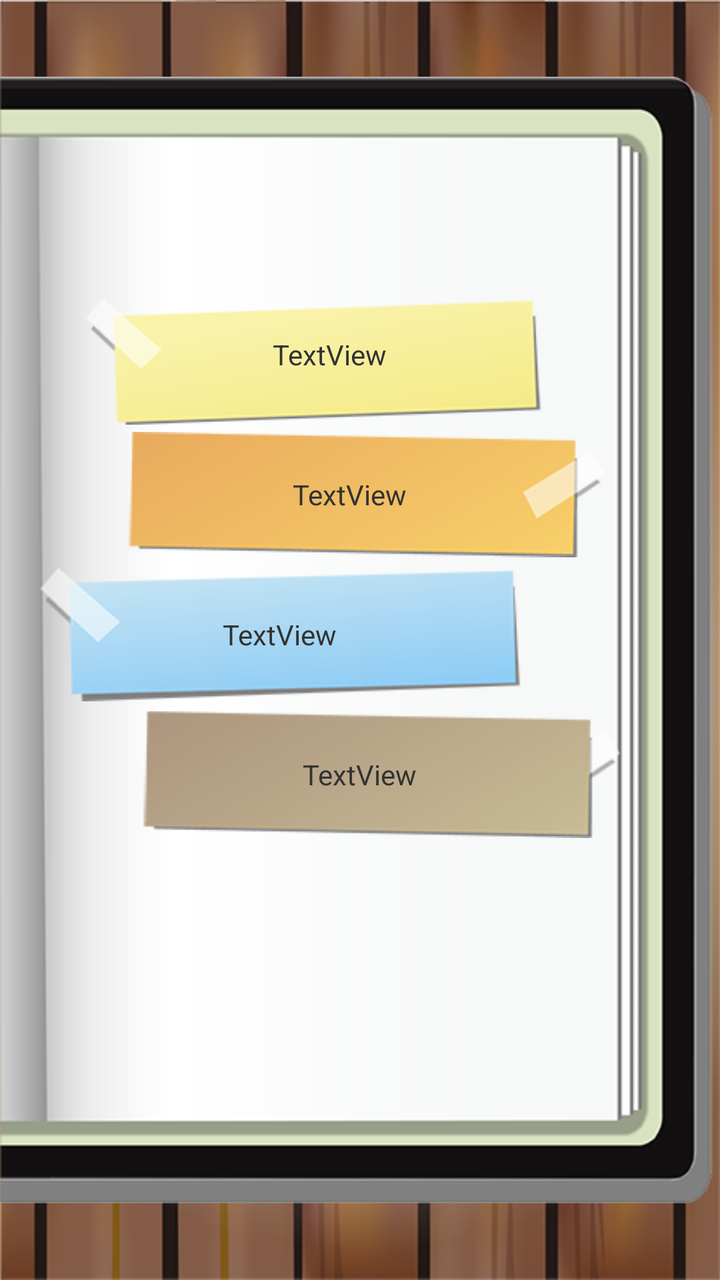
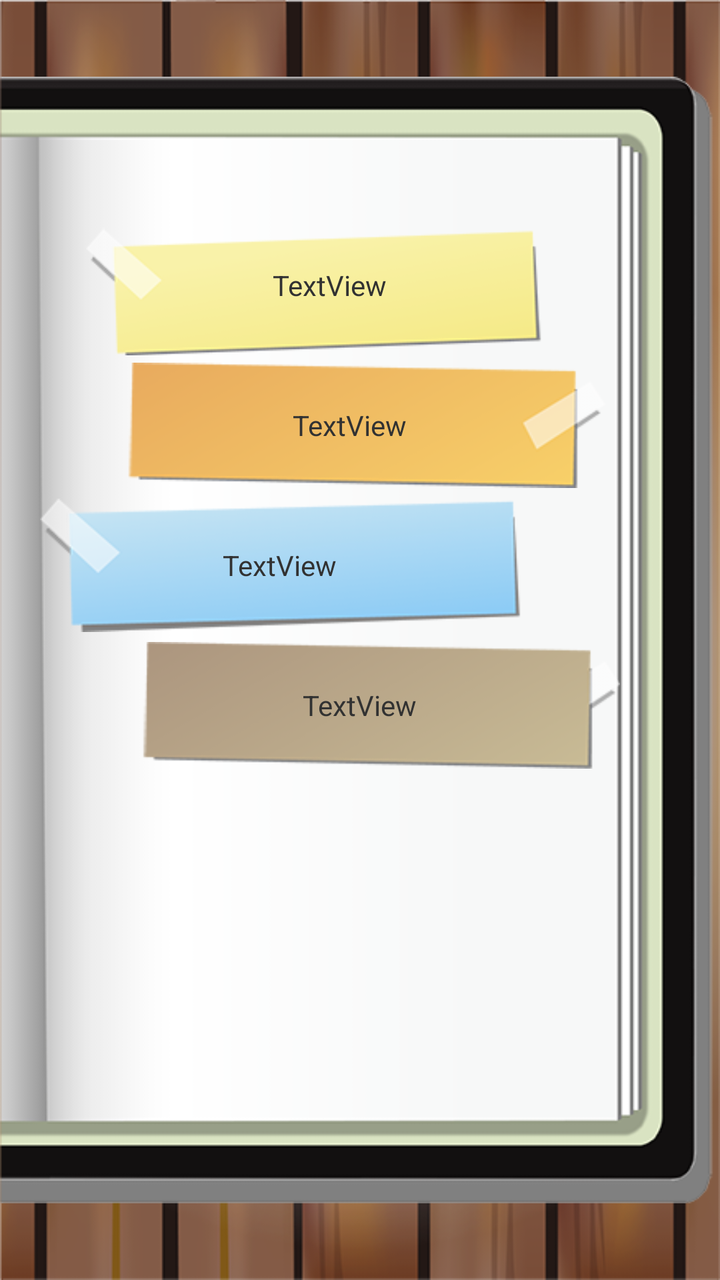

Before-and-after screenshots of an Android layout around one commit, followed by the original layout XML and the change that was made.
<!-- AndroidManifest.xml: application theme AppTheme -->
<!-- res/layout/activity_main.xml -->
<RelativeLayout xmlns:android="http://schemas.android.com/apk/res/android"
    xmlns:tools="http://schemas.android.com/tools"
    android:layout_width="match_parent"
    android:layout_height="match_parent"
    android:background="@drawable/bg_wood"
    tools:context=".MainActivity" >

    <ImageView
        android:id="@+id/imageView1"
        android:layout_width="match_parent"
        android:layout_height="match_parent"
        android:layout_alignParentLeft="true"
        android:src="@drawable/bg_book" />

    <LinearLayout
        android:id="@+id/linearLayout1"
        android:layout_width="match_parent"
        android:layout_height="wrap_content"
        android:layout_centerInParent="true"
        android:orientation="vertical" >

        <RelativeLayout
            android:layout_width="match_parent"
            android:layout_height="wrap_content" >

            <ImageButton
                android:id="@+id/btn_1"
                android:layout_width="match_parent"
                android:layout_height="70dp"
                android:background="@color/transparent"
                android:paddingLeft="20dp"
                android:paddingRight="30dp"
                android:scaleType="fitCenter"
                android:src="@drawable/btn_01" />

            <TextView
                android:id="@+id/text_1"
                android:layout_width="wrap_content"
                android:layout_height="wrap_content"
                android:layout_centerInParent="true"
                android:paddingRight="30dp"
                android:text="TextView" />
        </RelativeLayout>

        <RelativeLayout
            android:layout_width="match_parent"
            android:layout_height="wrap_content" >

            <ImageButton
                android:id="@+id/btn_2"
                android:layout_width="match_parent"
                android:layout_height="70dp"
                android:background="@color/transparent"
                android:paddingLeft="20dp"
                android:paddingRight="50dp"
                android:scaleType="fitCenter"
                android:src="@drawable/btn_02" />

            <TextView
                android:id="@+id/text_2"
                android:layout_width="wrap_content"
                android:layout_height="wrap_content"
                android:layout_centerInParent="true"
                android:paddingRight="10dp"
                android:text="TextView" />
        </RelativeLayout>

        <RelativeLayout
            android:layout_width="match_parent"
            android:layout_height="wrap_content" >

            <ImageButton
                android:id="@+id/btn_3"
                android:layout_width="match_parent"
                android:layout_height="70dp"
                android:background="@color/transparent"
                android:paddingLeft="20dp"
                android:paddingRight="50dp"
                android:scaleType="fitCenter"
                android:src="@drawable/btn_03" />

            <TextView
                android:id="@+id/text_3"
                android:layout_width="wrap_content"
                android:layout_height="wrap_content"
                android:layout_centerInParent="true"
                android:paddingRight="80dp"
                android:text="TextView" />
        </RelativeLayout>

        <RelativeLayout
            android:layout_width="match_parent"
            android:layout_height="wrap_content" >

            <ImageButton
                android:id="@+id/btn_4"
                android:layout_width="match_parent"
                android:layout_height="70dp"
                android:background="@color/transparent"
                android:paddingLeft="20dp"
                android:paddingRight="50dp"
                android:scaleType="fitCenter"
                android:src="@drawable/btn_04" />

            <TextView
                android:id="@+id/text_4"
                android:layout_width="wrap_content"
                android:layout_height="wrap_content"
                android:layout_centerInParent="true"
                android:text="TextView" />
        </RelativeLayout>

        <LinearLayout
            android:layout_width="match_parent"
            android:layout_height="wrap_content"
            android:orientation="vertical"
            android:paddingTop="50dp" >

            <ImageView
                android:id="@+id/imageView2"
                android:layout_width="wrap_content"
                android:layout_height="wrap_content"
                android:layout_gravity="center"
                android:src="@android:drawable/divider_horizontal_dark" />

            <TextView
                android:id="@+id/textView1"
                android:layout_width="wrap_content"
                android:layout_height="wrap_content"
                android:layout_gravity="center"
                android:textAppearance="?android:attr/textAppearanceMedium"
                android:text="" />

        </LinearLayout>

    </LinearLayout>

</RelativeLayout>
<!-- resources referenced by this layout -->
<resources>
  <color name="transparent">#00000000</color>
  <!-- drawable bg_book: png bitmap (drawable-mdpi, 14514 bytes) -->
  <!-- drawable bg_wood: png bitmap (drawable-mdpi, 216225 bytes) -->
  <!-- drawable btn_01: png bitmap (drawable-mdpi, 8864 bytes) -->
  <!-- drawable btn_02: png bitmap (drawable-mdpi, 8736 bytes) -->
  <!-- drawable btn_03: png bitmap (drawable-mdpi, 9684 bytes) -->
  <!-- drawable btn_04: png bitmap (drawable-mdpi, 8318 bytes) -->
  <style name="AppTheme" parent="AppBaseTheme">
          
      </style>
  <style name="AppBaseTheme" parent="android:Theme.Light">
  	    <item name="android:windowNoTitle">true</item>
          
      </style>
</resources>

<!-- the commit's change to res/layout/activity_main.xml (unified diff, before → after) -->
@@ -118,9 +118,10 @@
 
             <ImageView
                 android:id="@+id/imageView2"
-                android:layout_width="wrap_content"
-                android:layout_height="wrap_content"
+                android:layout_width="match_parent"
+                android:layout_height="70dp"
                 android:layout_gravity="center"
+                android:scaleType="fitCenter"
                 android:src="@android:drawable/divider_horizontal_dark" />
 
             <TextView
